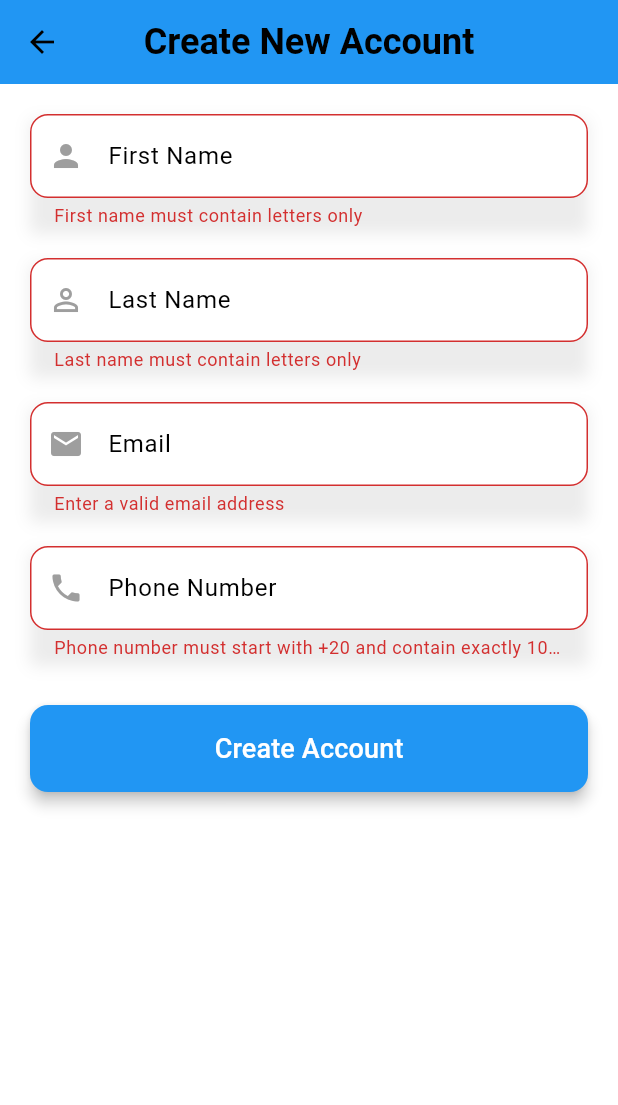
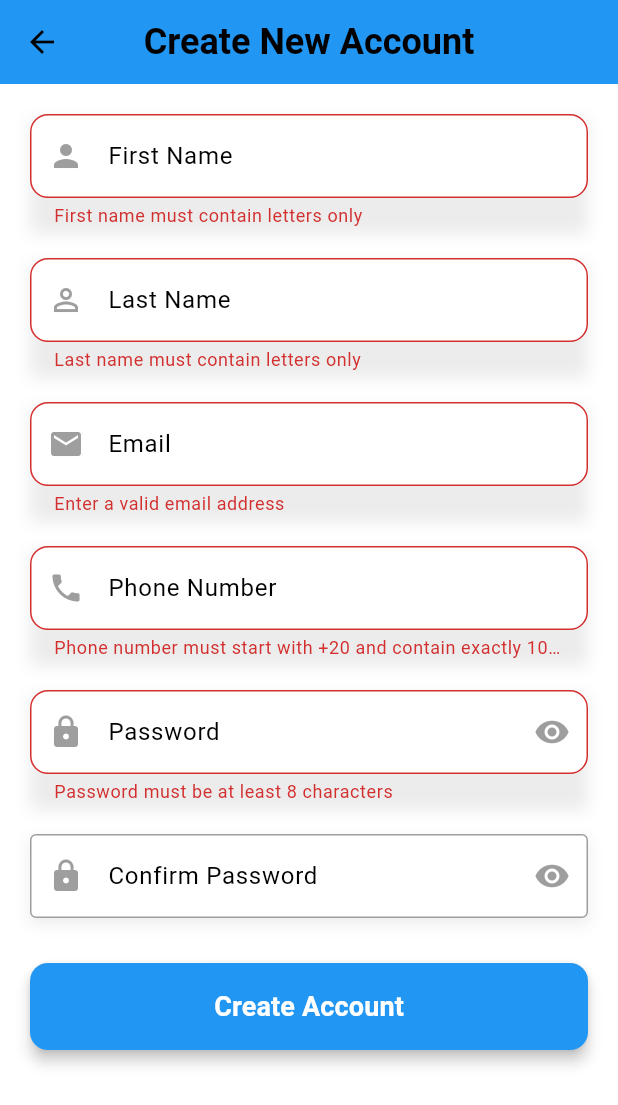
Before and after one commit to SamehKalash/CustomsX, a Flutter app: the CreateAccountScreen screen opened by its route, after a tap on "Create Account", on a phone screen of 412 x 824 dp. Shown: the top 1105 px of the screen. Run offline on Flutter 3.47's test engine with Material 3 defaults, Android fonts, the phone set to English and light mode, and no system bars; our stand-ins replace cloud_firestore, firebase_core, shared_preferences; accounts and stored records are empty.

Commit message:
updated create user screen: added password entry

```diff
--- a/lib/screens/create_account_screen.dart
+++ b/lib/screens/create_account_screen.dart
@@ -13,17 +13,23 @@ class _CreateAccountScreenState extends State<CreateAccountScreen> {
   final TextEditingController _firstNameController = TextEditingController();
   final TextEditingController _lastNameController = TextEditingController();
   final TextEditingController _mobileController = TextEditingController();
+  final TextEditingController _passwordController = TextEditingController();
+  final TextEditingController _confirmPasswordController = TextEditingController();
 
   String? _firstNameError;
   String? _lastNameError;
   String? _emailError;
   String? _mobileError;
+  String? _passwordError;
+  String? _confirmPasswordError;
 
   void _createAccount() {
     final email = _emailController.text.trim();
     final firstName = _firstNameController.text.trim();
     final lastName = _lastNameController.text.trim();
     final mobile = _mobileController.text.trim();
+    final password = _passwordController.text.trim();
+    final confirmPassword = _confirmPasswordController.text.trim();
 
     setState(() {
       _firstNameError =
@@ -45,12 +51,22 @@ class _CreateAccountScreenState extends State<CreateAccountScreen> {
           mobile.isEmpty || !RegExp(r'^\+20\d{10}$').hasMatch(mobile)
               ? 'Phone number must start with +20 and contain exactly 10 digits'
               : null;
+
+      _passwordError = password.isEmpty || password.length < 8
+          ? 'Password must be at least 8 characters'
+          : null;
+
+      _confirmPasswordError = password != confirmPassword
+          ? 'Passwords do not match'
+          : null;
     });
 
     if (_firstNameError == null &&
         _lastNameError == null &&
         _emailError == null &&
-        _mobileError == null) {
+        _mobileError == null &&
+        _passwordError == null &&
+        _confirmPasswordError == null) {
       ScaffoldMessenger.of(context).showSnackBar(
         const SnackBar(
           content: Text('Account created successfully!'),
@@ -117,6 +133,20 @@ class _CreateAccountScreenState extends State<CreateAccountScreen> {
                 errorText: _mobileError,
                 isDarkMode: isDarkMode,
               ),
+              const SizedBox(height: 20),
+              _buildPasswordField(
+                controller: _passwordController,
+                labelText: 'Password',
+                errorText: _passwordError,
+                isDarkMode: isDarkMode,
+              ),
+              const SizedBox(height: 20),
+              _buildPasswordField(
+                controller: _confirmPasswordController,
+                labelText: 'Confirm Password',
+                errorText: _confirmPasswordError,
+                isDarkMode: isDarkMode,
+              ),
               const SizedBox(height: 30),
               ElevatedButton(
                 onPressed: _createAccount,
@@ -125,12 +155,13 @@ class _CreateAccountScreenState extends State<CreateAccountScreen> {
                   shape: RoundedRectangleBorder(
                     borderRadius: BorderRadius.circular(12.0),
                   ),
-                  backgroundColor: Colors.blue,
-                  elevation: 4,
+                  backgroundColor: isDarkMode ? Colors.grey[800] : Colors.blue,
+                  foregroundColor: Colors.white, // Text color
+                  elevation: isDarkMode ? 2 : 4,
                 ),
                 child: const Text(
                   'Create Account',
-                  style: TextStyle(fontSize: 18, color: Colors.white),
+                  style: TextStyle(fontSize: 18, fontWeight: FontWeight.bold),
                 ),
               ),
             ],
@@ -238,4 +269,67 @@ class _CreateAccountScreenState extends State<CreateAccountScreen> {
       ),
     );
   }
+
+  Widget _buildPasswordField({
+    required TextEditingController controller,
+    required String labelText,
+    String? errorText,
+    required bool isDarkMode,
+  }) {
+    bool _obscureText = true;
+
+    return StatefulBuilder(
+      builder: (context, setState) {
+        return Container(
+          decoration: BoxDecoration(
+            boxShadow: [
+              BoxShadow(
+                color: isDarkMode ? Colors.black26 : Colors.grey.withOpacity(0.2),
+                blurRadius: 8,
+                offset: const Offset(0, 4),
+              ),
+            ],
+          ),
+          child: TextField(
+            controller: controller,
+            obscureText: _obscureText,
+            decoration: InputDecoration(
+              labelText: labelText,
+              labelStyle: TextStyle(
+                color: isDarkMode ? Colors.white70 : Colors.black,
+              ),
+              prefixIcon: Icon(
+                Icons.lock,
+                color: isDarkMode ? Colors.white70 : Colors.grey,
+              ),
+              suffixIcon: IconButton(
+                icon: Icon(
+                  _obscureText ? Icons.visibility : Icons.visibility_off,
+                  color: isDarkMode ? Colors.white70 : Colors.grey,
+                ),
+                onPressed: () {
+                  setState(() {
+                    _obscureText = !_obscureText;
+                  });
+                },
+              ),
+              border: OutlineInputBorder(borderRadius: BorderRadius.circular(12.0)),
+              enabledBorder: OutlineInputBorder(
+                borderSide: BorderSide(
+                  color: isDarkMode ? Colors.white70 : Colors.grey,
+                ),
+              ),
+              focusedBorder: OutlineInputBorder(
+                borderSide: const BorderSide(color: Colors.blue),
+              ),
+              errorText: errorText,
+              filled: true,
+              fillColor: isDarkMode ? Colors.grey[850] : Colors.white,
+            ),
+            style: TextStyle(color: isDarkMode ? Colors.white : Colors.black),
+          ),
+        );
+      },
+    );
+  }
 }
```
Also changed, not shown: 3 other files.
